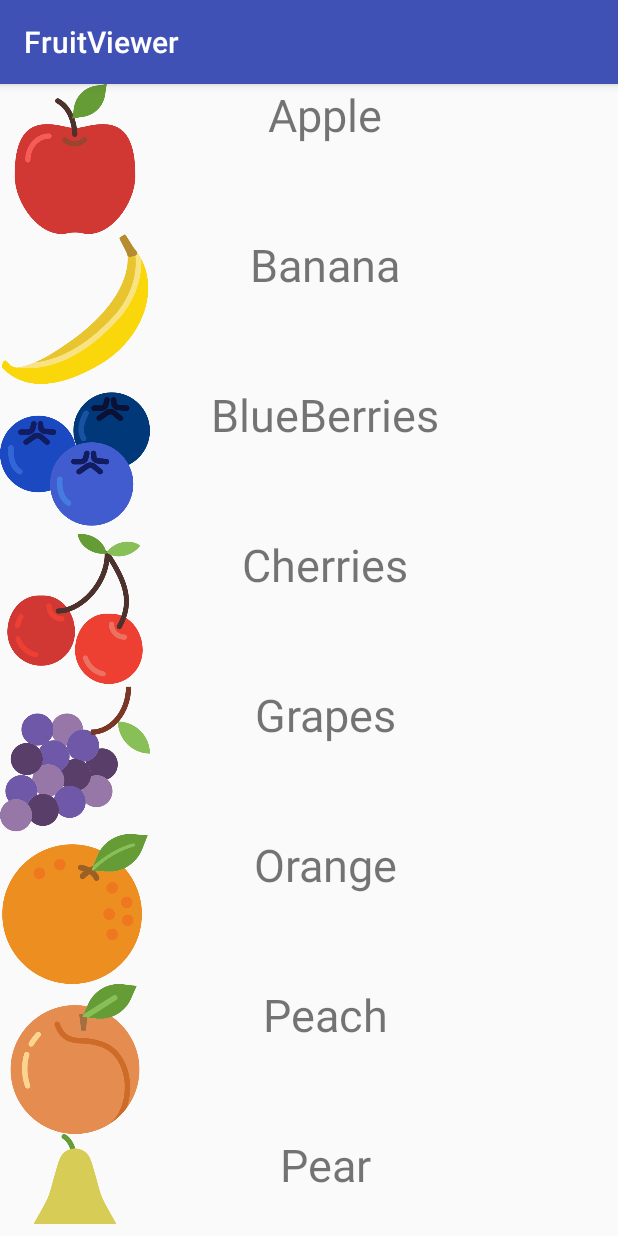
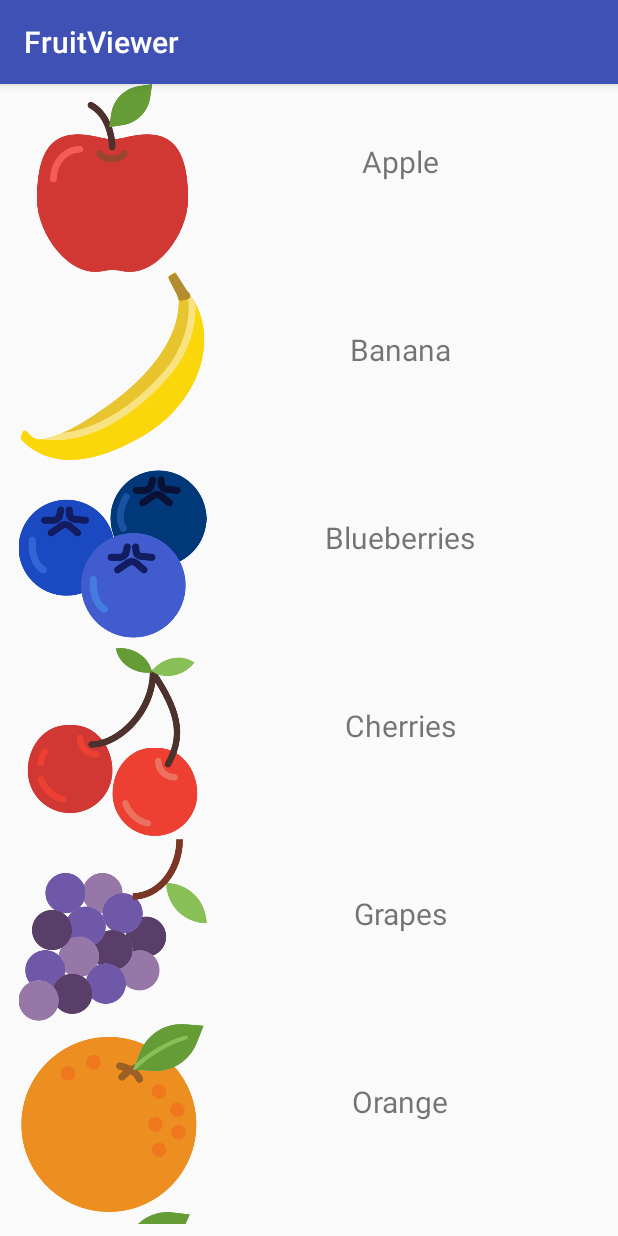
Before and after one commit to theamritanair/Applications, an Android app: the screen it shows after launch (MainActivity), on a phone screen of 412 x 824 dp. Run offline under Robolectric (Android 15) with nearby library versions, the phone set to English and light mode, and no system bars; our stand-ins replace ButterKnife.

Commit message:
Implemented the Fruit Class

```diff
--- /dev/null
+++ b/FruitViewer/app/src/main/java/com/example/android/fruitviewer/Fruit.java
@@ -0,0 +1,23 @@
+package com.example.android.fruitviewer;
+
+public class Fruit {
+
+    private String fruitName;
+    private int imageID;
+
+    public Fruit(String tfruitName, int image_ID){
+        fruitName= tfruitName;
+        imageID = image_ID;
+    }
+
+    public String getFruitName(){
+        return fruitName;
+    }
+
+    public int getImage(){
+        return imageID;
+    }
+
+
+
+}
--- a/FruitViewer/app/src/main/java/com/example/android/fruitviewer/FruitAdapter.java
+++ b/FruitViewer/app/src/main/java/com/example/android/fruitviewer/FruitAdapter.java
@@ -15,15 +15,15 @@ import butterknife.ButterKnife;
 
 class FruitAdapter extends RecyclerView.Adapter<FruitAdapter.fruitViewHolder> {
 
-    private ArrayList<String> fruitNamesList;
-    private ArrayList<Integer> fruitImageList;
+    private ArrayList<Fruit> fruitNamesList;
 
 
 
-    public FruitAdapter(ArrayList<String> fruits, ArrayList<Integer> fruitImages) {
+
+    public FruitAdapter(ArrayList<Fruit> fruits) {
 
         fruitNamesList = fruits;
-        fruitImageList= fruitImages;
+
     }
 
     @NonNull
@@ -37,8 +37,8 @@ class FruitAdapter extends RecyclerView.Adapter<FruitAdapter.fruitViewHolder> {
 
     @Override
     public void onBindViewHolder(@NonNull fruitViewHolder fruitViewHolder, int position) {
-        fruitViewHolder.fruitImageview.setImageResource(fruitImageList.get(position));
-        fruitViewHolder.fruitNameView.setText(fruitNamesList.get(position));
+        fruitViewHolder.fruitImageview.setImageResource(fruitNamesList.get(position).getImage());
+        fruitViewHolder.fruitNameView.setText(fruitNamesList.get(position).getFruitName());
 
 
 
@@ -46,7 +46,8 @@ class FruitAdapter extends RecyclerView.Adapter<FruitAdapter.fruitViewHolder> {
 
     @Override
     public int getItemCount() {
-        return fruitImageList.size();
+
+        return fruitNamesList.size();
     }
 
 
--- a/FruitViewer/app/src/main/java/com/example/android/fruitviewer/MainActivity.java
+++ b/FruitViewer/app/src/main/java/com/example/android/fruitviewer/MainActivity.java
@@ -12,9 +12,7 @@ import butterknife.ButterKnife;
 
 public class MainActivity extends AppCompatActivity {
 
-    private ArrayList<String> fruitNameList ;
-    private ArrayList<Integer> fruitImages;
-
+    private ArrayList<Fruit> fruitList ;
 
     private RecyclerView.Adapter fruitAdapter;
 
@@ -27,55 +25,33 @@ public class MainActivity extends AppCompatActivity {
         setContentView(R.layout.activity_main);
         ButterKnife.bind(this);
 
-        fruitAdapter = new FruitAdapter(createFruits(),getFruitImageList());
+        fruitAdapter = new FruitAdapter(createFruits());
 
         fruitViewer.setAdapter(fruitAdapter);
 
     }
 
-    public ArrayList<String> createFruits() {
-        fruitNameList = new ArrayList<String>();
-        fruitNameList.add("Apple");
-        fruitNameList.add("Banana");
-        fruitNameList.add("BlueBerries");
-        fruitNameList.add("Cherries");
-        fruitNameList.add("Grapes");
-        fruitNameList.add("Orange");
-        fruitNameList.add("Peach");
 
-        fruitNameList.add("Pear");
-        fruitNameList.add("Pineapple");
-        fruitNameList.add("Pomegranate");
-        fruitNameList.add("Raspberry");
-        fruitNameList.add("Strawberry");
-        fruitNameList.add("Watermelon");
-        Log.v("Fruit List",fruitNameList.toString());
+    public ArrayList<Fruit> createFruits() {
+        fruitList= new ArrayList<Fruit>();
 
-        return fruitNameList;
-
-
-    }
-
-    public ArrayList<Integer> getFruitImageList() {
-        fruitImages= new ArrayList<Integer>();
-
-        fruitImages.add(R.drawable.apple);
-        fruitImages.add(R.drawable.banana);
-        fruitImages.add(R.drawable.blueberries);
-        fruitImages.add(R.drawable.cherries);
-        fruitImages.add(R.drawable.grapes);
-        fruitImages.add(R.drawable.orange);
-        fruitImages.add(R.drawable.peach);
-        fruitImages.add(R.drawable.pear);
-        fruitImages.add(R.drawable.pineapple);
-        fruitImages.add(R.drawable.pomegranate);
-        fruitImages.add(R.drawable.raspberry);
-        fruitImages.add(R.drawable.strawberry);
-        fruitImages.add(R.drawable.watermelon);
+        fruitList.add(new Fruit("Apple",R.drawable.apple));
+        fruitList.add(new Fruit("Banana",R.drawable.banana));
+        fruitList.add(new Fruit("Blueberries",R.drawable.blueberries));
+        fruitList.add(new Fruit("Cherries",R.drawable.cherries));
+        fruitList.add(new Fruit("Grapes",R.drawable.grapes));
+        fruitList.add(new Fruit("Orange",R.drawable.orange));
+        fruitList.add(new Fruit("Peach",R.drawable.peach));
+        fruitList.add(new Fruit("Pear",R.drawable.pear));
+        fruitList.add(new Fruit("Pineapple",R.drawable.pineapple));
+        fruitList.add(new Fruit("Pomegranate",R.drawable.pomegranate));
+        fruitList.add(new Fruit("Raspberry",R.drawable.raspberry));
+        fruitList.add(new Fruit("Strawberry",R.drawable.strawberry));
+        fruitList.add(new Fruit("Watermelon",R.drawable.watermelon));
 
 
 
 
-        return fruitImages;
+        return fruitList;
     }
 }
--- a/FruitViewer/app/src/main/res/layout/layout.xml
+++ b/FruitViewer/app/src/main/res/layout/layout.xml
@@ -6,7 +6,7 @@
 
     <ImageView
         android:id="@+id/iv_fruitImage"
-        android:layout_width="100dp"
+        android:layout_width="150dp"
         android:layout_height="match_parent"
         android:layout_weight="1" />
 
@@ -16,7 +16,8 @@
         android:layout_height="100dp"
         android:layout_gravity="center"
         android:layout_weight="1"
-        android:textSize="30dp"
+        android:layout_marginTop="25dp"
+        android:textSize="20dp"
         android:textAlignment="center"
         tools:text="Fruit Name" />
 
```
